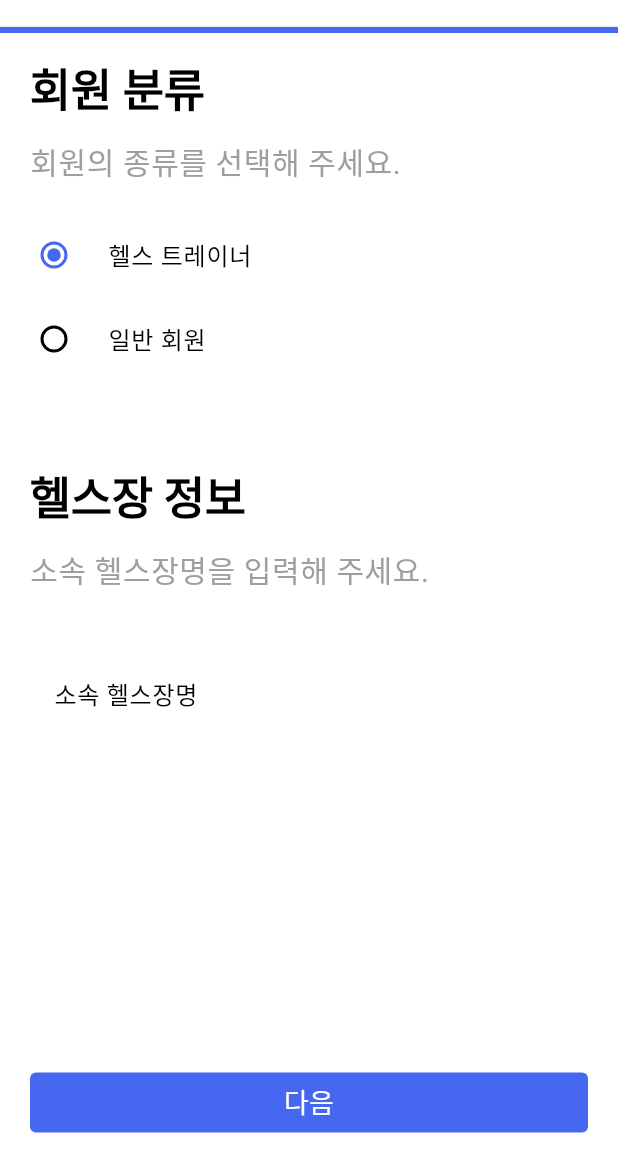
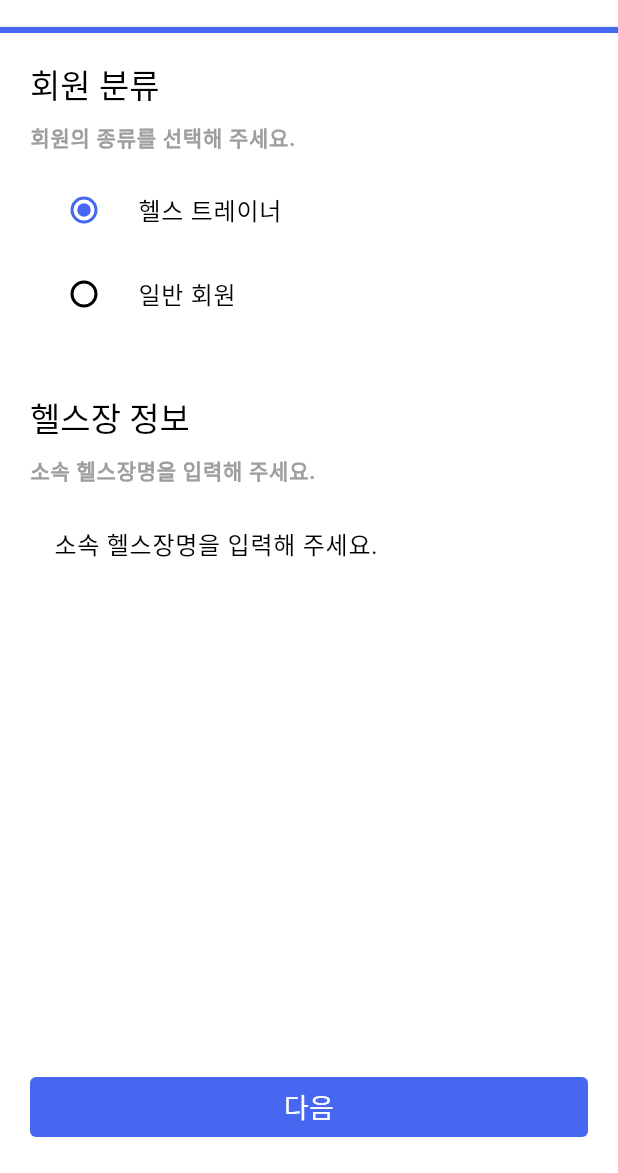
Before and after one commit to Dream-Maker-Inc/si_hicoach_fe, a Flutter app: the SignUpAgreementView screen opened directly, after a tap on "다음", on a phone screen of 412 x 824 dp, the part 63-1236 px from its top. Run offline on Flutter 3.47's test engine with Material 2 defaults, Android fonts, the phone set to English and light mode, and no system bars.

```diff
--- a/lib/domain/account/find/views/tabs/tab.dart
+++ b/lib/domain/account/find/views/tabs/tab.dart
@@ -25,6 +25,7 @@ class _MemberInformationFindViewState extends State<MemberInformationFindView> {
               Tab(text: '아이디 찾기'),
               Tab(text: '비밀번호 찾기'),
             ],
+            indicatorColor: colorScheme.primary,
             labelColor: colorScheme.primary,
             unselectedLabelColor: Colors.black,
             labelStyle: const TextStyle(
--- a/lib/domain/account/sign_up/views/agreement/agreement.dart
+++ b/lib/domain/account/sign_up/views/agreement/agreement.dart
@@ -2,6 +2,7 @@ import 'package:flutter/material.dart';
 import 'package:si_hicoach_fe/domain/account/sign_up/views/agreement/agreement_list_item.dart';
 import 'package:si_hicoach_fe/domain/account/sign_up/views/type/type.dart';
 import 'package:si_hicoach_fe/domain/common/components/app_bar.dart';
+import 'package:si_hicoach_fe/domain/common/components/divider.dart';
 import 'package:si_hicoach_fe/domain/common/components/title_with_description.dart';
 import 'package:si_hicoach_fe/domain/common/constants/constants.dart';
 import 'package:si_hicoach_fe/domain/common/theme/button.dart';
@@ -111,20 +112,10 @@ class _SignUpAgreementPageState extends State<SignUpAgreementView> {
                               color: Theme.of(context).colorScheme.primary,
                             ),
                             const AgreementListItem(text: '[필수] 서비스 이용약관'),
-                            const Divider(
-                              height: 0,
-                              indent: 30,
-                              endIndent: 30,
-                              color: Color.fromRGBO(0, 0, 0, 0.2),
-                            ),
+                            const CustomDivider(),
                             const AgreementListItem(text: '[필수] 개인정보 처라방침'),
-                            const Divider(
-                              height: 0,
-                              indent: 30,
-                              endIndent: 30,
-                              color: Color.fromRGBO(0, 0, 0, 0.2),
-                            ),
-                            const AgreementListItem(text: '[선택] 광고마케팅 활용정보 수집'),
+                            const CustomDivider(),
+                            const AgreementListItem(text: '[선택] 광고마케팅'),
                           ],
                         ),
                         isExpanded: _isCarouselExpanded,
@@ -134,15 +125,13 @@ class _SignUpAgreementPageState extends State<SignUpAgreementView> {
                 ),
               ],
             ),
-            Align(
-              alignment: Alignment.bottomCenter,
-              child: Container(
-                width: double.infinity,
-                margin: const EdgeInsets.all(defaultPadding),
-                child: CustomElevatedButton(
-                  onPressed: () => _handleSubmitButtonPressed(context),
-                  text: '다음',
-                ),
+            const Spacer(),
+            Container(
+              width: double.infinity,
+              margin: const EdgeInsets.all(defaultPadding),
+              child: CustomElevatedButton(
+                onPressed: () => _handleSubmitButtonPressed(context),
+                text: '다음',
               ),
             )
           ],
--- a/lib/domain/account/sign_up/views/agreement/agreement_list_item.dart
+++ b/lib/domain/account/sign_up/views/agreement/agreement_list_item.dart
@@ -1,4 +1,5 @@
 import 'package:flutter/material.dart';
+import 'package:si_hicoach_fe/domain/common/theme/color.dart';
 
 class AgreementListItem extends StatefulWidget {
   final String text;
@@ -28,14 +29,16 @@ class _AgreementListItemState extends State<AgreementListItem> {
         style: TextStyle(
           color: _isAgreementChecked
               ? Theme.of(context).colorScheme.primary
-              : Theme.of(context).colorScheme.onTertiary,
-          fontSize: 18,
+              : Theme.of(context).colorScheme.tertiary,
+          fontSize: 16,
         ),
       ),
       leading: Checkbox(
         value: _isAgreementChecked,
         onChanged: (value) => _handleCheckBoxChanged(value),
-        activeColor: Colors.indigo,
+        activeColor: Colors.transparent,
+        checkColor: colorScheme.primary,
+        fillColor: MaterialStateProperty.all(Colors.transparent),
       ),
       trailing: const IconButton(
         onPressed: _handleDropdownPressed,
--- a/lib/domain/account/sign_up/views/type/type.dart
+++ b/lib/domain/account/sign_up/views/type/type.dart
@@ -1,6 +1,7 @@
 import 'package:flutter/material.dart';
 import 'package:si_hicoach_fe/domain/account/sign_up/views/information/information.dart';
 import 'package:si_hicoach_fe/domain/common/components/app_bar.dart';
+import 'package:si_hicoach_fe/domain/common/components/text_field.dart';
 import 'package:si_hicoach_fe/domain/common/components/title_with_description.dart';
 import 'package:si_hicoach_fe/domain/common/constants/constants.dart';
 import 'package:si_hicoach_fe/domain/common/theme/button.dart';
@@ -57,7 +58,10 @@ class _SignUpTypePageState extends State<SignUpTypeView> {
   Widget build(BuildContext context) {
     return Scaffold(
       appBar: const CustomAppBarArrowBack(titleText: '회원가입'),
-      body: SingleChildScrollView(
+      body: CustomScrollView(
+        slivers: [
+          SliverFillRemaining(
+            hasScrollBody: false,
             child: Column(
               children: [
                 LinearProgressIndicator(
@@ -65,6 +69,10 @@ class _SignUpTypePageState extends State<SignUpTypeView> {
                   color: Theme.of(context).colorScheme.primary,
                   backgroundColor: const Color.fromRGBO(70, 103, 240, 1),
                 ),
+                Container(
+                  margin: const EdgeInsets.all(defaultPadding),
+                  child: Column(
+                    children: <Widget>[
                       const TitleWithDescription(
                         title: '회원 분류',
                         description: '회원의 종류를 선택해 주세요.',
@@ -89,31 +97,20 @@ class _SignUpTypePageState extends State<SignUpTypeView> {
                         ),
                         Form(
                           key: _formKey,
-                child: Container(
-                  margin: const EdgeInsets.all(defaultPadding),
-                  child: TextFormField(
-                    keyboardType: TextInputType.text,
-                    decoration: const InputDecoration(
-                      border: OutlineInputBorder(),
+                          child: CustomTextField(
                             hintText: '소속 헬스장명을 입력해 주세요.',
-                      labelText: '소속 헬스장명',
-                    ),
+                            validator: (value) => _validateNameInput(value!),
                             controller: _nameController,
-                    validator: (value) => _validateNameInput(value!),
                           ),
                         ),
+                      ],
+                    ],
                   ),
-              const SizedBox(height: 200),
-            ],
-            if (_memberType == MemberType.ordinary) ...[
-              const SizedBox(height: 440),
-            ],
+                ),
+                const Spacer(),
                 Container(
                   width: double.infinity,
-              margin: const EdgeInsets.only(
-                left: defaultPadding,
-                right: defaultPadding,
-              ),
+                  margin: const EdgeInsets.all(defaultPadding),
                   child: CustomElevatedButton(
                     onPressed: _handleSubmitButtonPressed,
                     text: '다음',
@@ -122,6 +119,8 @@ class _SignUpTypePageState extends State<SignUpTypeView> {
               ],
             ),
           ),
+        ],
+      ),
     );
   }
 }
--- /dev/null
+++ b/lib/domain/common/components/text_field.dart
@@ -0,0 +1,53 @@
+import 'package:flutter/material.dart';
+import 'package:si_hicoach_fe/domain/common/theme/color.dart';
+
+class CustomTextField extends StatelessWidget {
+  final TextInputType? keyboardType;
+  final String? hintText;
+  final String? suffixText;
+  final Widget? suffix;
+  final int? maxLength;
+  final bool? enabled;
+  final bool? isPassword;
+  final FormFieldValidator? validator;
+  final TextEditingController? controller;
+
+  const CustomTextField({
+    Key? key,
+    this.keyboardType,
+    this.hintText,
+    this.isPassword = false,
+    this.suffixText,
+    this.maxLength,
+    this.validator,
+    this.enabled = true,
+    this.controller,
+    this.suffix,
+  }) : super(key: key);
+
+  @override
+  Widget build(BuildContext context) {
+    return SizedBox(
+      width: double.infinity,
+      child: TextFormField(
+        obscureText: isPassword! ? true : false,
+        maxLength: maxLength,
+        decoration: InputDecoration(
+          border: OutlineInputBorder(
+            borderSide: BorderSide(
+              color: colorScheme.primary,
+            ),
+          ),
+          suffix: suffix,
+          suffixText: suffixText,
+          labelText: hintText,
+          hintText: hintText,
+          enabled: enabled!,
+        ),
+        keyboardType: keyboardType,
+        validator: validator,
+        controller: controller,
+      ),
+    );
+  }
+}
--- a/lib/domain/common/components/title_with_description.dart
+++ b/lib/domain/common/components/title_with_description.dart
@@ -13,16 +13,14 @@ class TitleWithDescription extends StatelessWidget {
 
   @override
   Widget build(BuildContext context) {
-    return Container(
-      margin: const EdgeInsets.all(defaultPadding),
-      child: Column(
-        crossAxisAlignment: CrossAxisAlignment.stretch,
-        children: <Widget>[
-          Text(title, style: Theme.of(context).textTheme.headline1),
-          const SizedBox(height: 16),
-          Text(description, style: Theme.of(context).textTheme.caption),
-        ],
-      ),
+    return Column(
+      crossAxisAlignment: CrossAxisAlignment.stretch,
+      children: <Widget>[
+        Text(title, style: Theme.of(context).textTheme.headline6),
+        const SizedBox(height: smallPadding),
+        Text(description, style: Theme.of(context).textTheme.labelMedium),
+        const SizedBox(height: smallPadding),
+      ],
     );
   }
 }
--- a/lib/domain/common/theme/color.dart
+++ b/lib/domain/common/theme/color.dart
@@ -15,4 +15,5 @@ const colorScheme = ColorScheme(
   brightness: Brightness.light,
   surfaceTint: Color.fromRGBO(255, 255, 255, 1),
   shadow: Color.fromRGBO(0, 0, 0, 0.05),
+  tertiary: Color.fromRGBO(0, 0, 0, 0.5),
 );
--- a/lib/domain/common/theme/text.dart
+++ b/lib/domain/common/theme/text.dart
@@ -1,21 +1,22 @@
 import 'package:flutter/material.dart';
+import 'package:si_hicoach_fe/domain/common/theme/color.dart';
 
-const textStyle = TextTheme(
-  headline1: TextStyle(
+TextTheme textStyle = TextTheme(
+  headline1: const TextStyle(
     fontSize: 30,
     fontWeight: FontWeight.w700,
     color: Colors.black,
   ),
-  headline2: TextStyle(
+  headline2: const TextStyle(
     fontSize: 26,
     fontWeight: FontWeight.normal,
   ),
-  headline3: TextStyle(
+  headline3: const TextStyle(
     fontSize: 26,
     fontWeight: FontWeight.normal,
     color: Colors.white,
   ),
-  headline4: TextStyle(
+  headline4: const TextStyle(
     fontSize: 16,
     fontWeight: FontWeight.w700,
     color: Colors.grey,
@@ -23,14 +24,14 @@ const textStyle = TextTheme(
   headline5: TextStyle(
     fontSize: 16,
     fontWeight: FontWeight.w700,
-    color: Color.fromRGBO(70, 103, 240, 1),
+    color: colorScheme.primary,
   ),
-  labelMedium: TextStyle(
+  labelMedium: const TextStyle(
     fontSize: 14,
     fontWeight: FontWeight.w700,
     color: Colors.grey,
   ),
-  button: TextStyle(
+  button: const TextStyle(
     fontSize: 18,
     fontWeight: FontWeight.normal,
     color: Colors.black,
@@ -38,9 +39,9 @@ const textStyle = TextTheme(
   overline: TextStyle(
     fontSize: 20,
     fontWeight: FontWeight.w500,
-    color: Color.fromRGBO(70, 103, 240, 1),
+    color: colorScheme.primary,
   ),
-  caption: TextStyle(
+  caption: const TextStyle(
     fontSize: 20,
     fontWeight: FontWeight.normal,
     color: Colors.grey,
--- a/lib/domain/trainer/views/my/my/menu.dart
+++ b/lib/domain/trainer/views/my/my/menu.dart
@@ -1,4 +1,5 @@
 import 'package:flutter/material.dart';
+import 'package:si_hicoach_fe/domain/common/edit_password/edit_password.dart';
 import 'package:si_hicoach_fe/domain/splash/splash.dart';
 import 'package:si_hicoach_fe/domain/trainer/views/my/account/account.dart';
 import 'package:si_hicoach_fe/domain/trainer/views/my/invite/invite.dart';
@@ -46,7 +47,7 @@ class TrainerMypageMenuView extends StatelessWidget {
               onTap: () => {
                 Navigator.of(context).push(
                   MaterialPageRoute(
-                    builder: (context) => const SplashPage(),
+                    builder: (context) => const MypageEditPasswordView(),
                   ),
                 )
               },
--- a/lib/main.dart
+++ b/lib/main.dart
@@ -2,8 +2,7 @@ import 'package:flutter/material.dart';
 import 'package:si_hicoach_fe/domain/common/theme/checkbox.dart';
 import 'package:si_hicoach_fe/domain/common/theme/color.dart';
 import 'package:si_hicoach_fe/domain/common/theme/text.dart';
-import 'package:si_hicoach_fe/domain/member/views/base.dart';
-import 'package:si_hicoach_fe/domain/trainer/views/my/my/summary.dart';
+import 'package:si_hicoach_fe/domain/splash/splash.dart';
 
 void main() {
   runApp(const MyApp());
@@ -24,7 +23,7 @@ class MyApp extends StatelessWidget {
           checkboxTheme: checkboxThemes,
           scaffoldBackgroundColor: const Color.fromRGBO(255, 255, 255, 1),
         ),
-        home: const MemberBaseView(),
+        home: const SplashPage(),
       ),
       onTap: () => FocusManager.instance.primaryFocus?.unfocus(),
     );
```
Also changed, not shown: lib/domain/account/find/views/id/find.dart (+6 -9 lines), lib/domain/account/find/views/pw/find.dart (+7 -20 lines), lib/domain/account/login/views/login/login.dart (+15 -28 lines), lib/domain/account/sign_up/views/information/information.dart (+23 -41 lines), lib/domain/common/edit_password/edit_password.dart (renamed from lib/domain/trainer/views/my/password/edit_password.dart, +12 -29 lines), lib/domain/common/theme/checkbox.dart (+10 -0 lines), lib/domain/common/theme/tabbar.dart (added, +14 -0 lines), lib/domain/trainer/views/base.dart (+15 -7 lines). Lines whose indentation alone changed are shown as unchanged.
